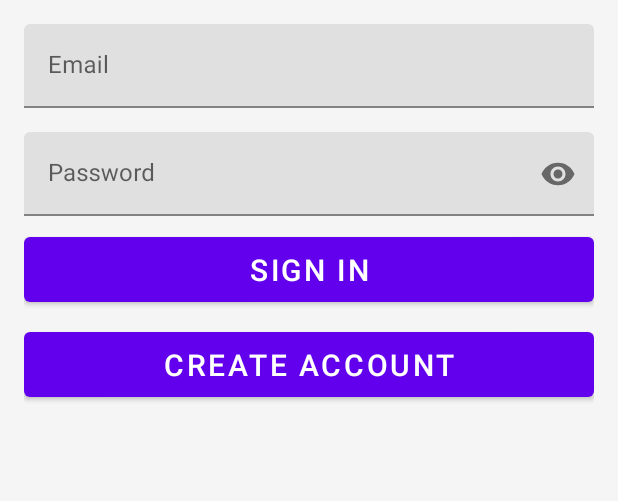
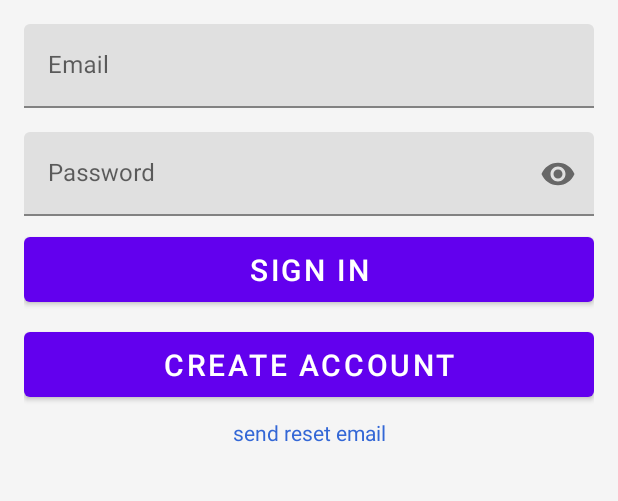
Before and after one commit to MorRai/MovieFirebase, an Android app: the screen it shows after launch (MainActivity), on a phone screen of 412 x 824 dp, the part 498-999 px from its top. Run offline under Robolectric (Android 15) with nearby library versions, the phone set to English and light mode, and no system bars; our stand-ins replace Firebase (no records; nobody signed in at launch, a user with empty details on screens opened directly).

Commit message:
add regret password

```diff
--- a/app/src/main/java/com/rai/movieposter/ui/authorization/AuthorizationFragment.kt
+++ b/app/src/main/java/com/rai/movieposter/ui/authorization/AuthorizationFragment.kt
@@ -59,15 +59,23 @@ class AuthorizationFragment : Fragment() {
                 val password = binding.fieldPassword.text.toString()
                 viewModel.signUpUser(email, password)
             }
+            resendPassword.setOnClickListener {
+                //стоит еще пару каких проверок сделать что владелец, а то так любой может отправлять, но для теста сойдет
+                progressBar.isVisible = true
+                val email = fieldEmail.text.toString()
+                viewModel.verifySendPasswordReset(email)
+            }
         }
     }
 
     private fun registerObserver() {
-        viewModel.currentUser.observe(viewLifecycleOwner) { user ->
-            user?.let {
-                findNavController().navigate(R.id.action_аuthorizationFragment_to_listMovieFragment)
-                Toast.makeText(context, "Reload successful!", Toast.LENGTH_SHORT).show()
-            } ?: Toast.makeText(context, "Failed to reload user.", Toast.LENGTH_SHORT).show()
+        viewLifecycleOwner.lifecycleScope.launch {
+            viewModel.currentUser.collect { user ->
+                user?.let {
+                    findNavController().navigate(R.id.action_аuthorizationFragment_to_listMovieFragment)
+                    Toast.makeText(context, "Reload successful!", Toast.LENGTH_SHORT).show()
+                } ?: Toast.makeText(context, "Failed to reload user.", Toast.LENGTH_SHORT).show()
+            }
         }
     }
 
--- a/app/src/main/java/com/rai/movieposter/ui/detailMovie/MovieDetailFragment.kt
+++ b/app/src/main/java/com/rai/movieposter/ui/detailMovie/MovieDetailFragment.kt
@@ -20,9 +20,7 @@ class MovieDetailFragment : Fragment() {
         "View was destroyed"
     }
 
-
     private val navigationArgs: MovieDetailFragmentArgs by navArgs()
-
 
     override fun onCreateView(
         inflater: LayoutInflater,
--- a/app/src/main/res/layout/fragmet_authorization.xml
+++ b/app/src/main/res/layout/fragmet_authorization.xml
@@ -1,5 +1,6 @@
 <LinearLayout xmlns:android="http://schemas.android.com/apk/res/android"
     xmlns:app="http://schemas.android.com/apk/res-auto"
+    xmlns:tools="http://schemas.android.com/tools"
     android:id="@+id/main_layout"
     android:layout_width="match_parent"
     android:layout_height="match_parent"
@@ -94,5 +95,17 @@
             app:layout_constraintStart_toStartOf="parent"
             app:layout_constraintTop_toBottomOf="@+id/emailSignInButton" />
 
+        <TextView
+            android:id="@+id/resendPassword"
+            android:layout_width="wrap_content"
+            android:layout_height="wrap_content"
+            android:padding="8dp"
+            android:text="@string/send_reset_email"
+            android:textColor="@color/colorPrimaryDark"
+            android:textSize="14sp"
+            app:layout_constraintEnd_toEndOf="parent"
+            app:layout_constraintStart_toStartOf="parent"
+            app:layout_constraintTop_toBottomOf="@+id/emailCreateAccountButton" />
+
     </androidx.constraintlayout.widget.ConstraintLayout>
 </LinearLayout>
--- a/app/src/main/res/values/strings.xml
+++ b/app/src/main/res/values/strings.xml
@@ -46,5 +46,6 @@
     <string name="from">from</string>
     <string name="action_switch_layout">Switch Layout</string>
     <string name="action_sign_out">Sign out</string>
+    <string name="send_reset_email">send reset email</string>
 
 </resources>
```
Also changed, not shown: app/src/main/java/com/rai/movieposter/services/FirebaseMovieService.kt (+12 -0 lines), app/src/main/java/com/rai/movieposter/ui/authorization/AuthViewModel.kt (+30 -6 lines), app/src/main/java/com/rai/movieposter/ui/listMovies/ListMovieFragment.kt (+22 -8 lines), app/src/main/java/com/rai/movieposter/ui/listMovies/ListMovieViewModel.kt (+18 -0 lines).
